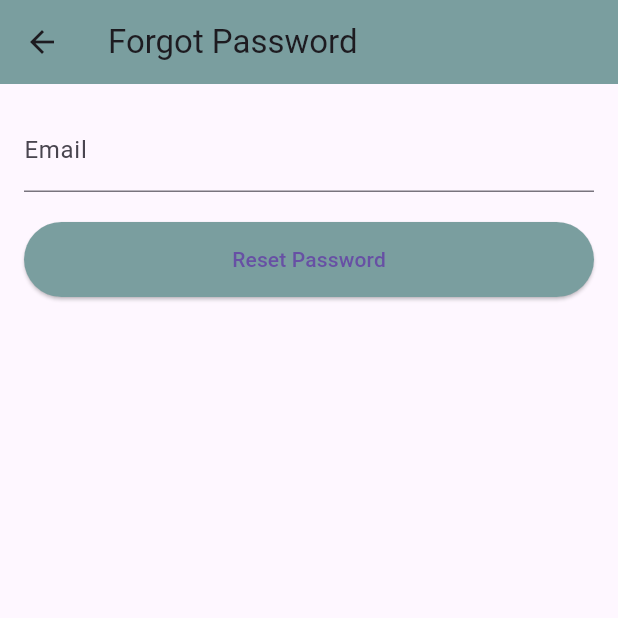
After one commit to MuhammadIzzat08/TravelMate, a Flutter app: the screen it shows after launch, after a tap on "Forgot Password?", on a phone screen of 412 x 824 dp, the top half of it. The commit adds this screen. Run offline on Flutter 3.47's test engine with Material 3 defaults, Android fonts, the phone set to English and light mode, and no system bars; our stand-ins replace cloud_firestore, firebase_auth, firebase_core, firebase_storage, geolocator, google_fonts and 2 more; accounts and stored records are empty; network calls fail.

Commit message:
update latest

```diff
--- /dev/null
+++ b/lib/View/forgotPassword.dart
@@ -0,0 +1,77 @@
+import 'package:flutter/material.dart';
+import 'package:firebase_auth/firebase_auth.dart';
+
+class ForgotPasswordPage extends StatefulWidget {
+  @override
+  _ForgotPasswordPageState createState() => _ForgotPasswordPageState();
+}
+
+class _ForgotPasswordPageState extends State<ForgotPasswordPage> {
+  final FirebaseAuth _auth = FirebaseAuth.instance;
+  final TextEditingController _emailController = TextEditingController();
+  String _message = '';
+
+  Future<void> _resetPassword() async {
+    try {
+      await _auth.sendPasswordResetEmail(email: _emailController.text);
+      setState(() {
+        _message = 'Password reset email sent! Check your email.';
+      });
+    } catch (e) {
+      setState(() {
+        _message = e.toString();
+      });
+      print('Password reset failed: $_message');
+    }
+  }
+
+  @override
+  Widget build(BuildContext context) {
+    return Scaffold(
+      appBar: AppBar(
+        title: Text('Forgot Password'),
+        backgroundColor: Color(0xFF7A9E9F),
+      ),
+      body: Padding(
+        padding: EdgeInsets.all(16.0),
+        child: Column(
+          crossAxisAlignment: CrossAxisAlignment.stretch,
+          children: <Widget>[
+            TextField(
+              controller: _emailController,
+              decoration: InputDecoration(
+                labelText: 'Email',
+              ),
+            ),
+            SizedBox(height: 20),
+            ElevatedButton(
+              onPressed: _resetPassword,
+              child: Text('Reset Password'),
+              style: ButtonStyle(
+                backgroundColor: MaterialStateProperty.all<Color>(Color(0xFF7A9E9F)),
+                padding: MaterialStateProperty.all<EdgeInsetsGeometry>(
+                  EdgeInsets.symmetric(vertical: 15.0),
+                ),
+                shape: MaterialStateProperty.all<OutlinedBorder>(
+                  RoundedRectangleBorder(
+                    borderRadius: BorderRadius.circular(30.0),
+                  ),
+                ),
+              ),
+            ),
+            SizedBox(height: 10),
+            if (_message.isNotEmpty)
+              Padding(
+                padding: const EdgeInsets.symmetric(vertical: 10.0),
+                child: Text(
+                  _message,
+                  textAlign: TextAlign.center,
+                  style: TextStyle(color: _message.contains('sent') ? Colors.green : Colors.red),
+                ),
+              ),
+          ],
+        ),
+      ),
+    );
+  }
+}
--- a/lib/View/login.dart
+++ b/lib/View/login.dart
@@ -88,6 +88,7 @@ class _LoginPageState extends State<LoginPage> {
 import 'package:flutter/material.dart';
 import 'package:firebase_auth/firebase_auth.dart';
 import 'package:cloud_firestore/cloud_firestore.dart';
+import 'package:travelmate/View/forgotPassword.dart';
 import 'package:travelmate/View/registration.dart';
 import 'package:travelmate/View/tripRoom.dart';
 
@@ -211,6 +212,25 @@ class _LoginScreenState extends State<LoginScreen> {
                             ),
                           ),
                         ),
+
+                        SizedBox(height: 10,),
+                        TextButton(
+                          onPressed: () {
+                            Navigator.push(
+                              context,
+                              MaterialPageRoute(builder: (context) => ForgotPasswordPage()),
+                            );
+                          },
+                          child: Text('Forgot Password?'),
+                          style: ButtonStyle(
+                            foregroundColor: MaterialStateProperty.all<Color>(Color(0xFF7A9E9F)),
+                            textStyle: MaterialStateProperty.all<TextStyle>(
+                              TextStyle(fontSize: 16, fontWeight: FontWeight.bold),
+                            ),
+                          ),
+                        ),
+
+
                         SizedBox(height: 10),
                         TextButton(
                           onPressed: () {
--- a/lib/View/tripRoom.dart
+++ b/lib/View/tripRoom.dart
@@ -23,6 +23,7 @@ import 'package:image_picker/image_picker.dart';
 import 'package:firebase_storage/firebase_storage.dart';
 import 'dart:io';
 import 'package:intl/intl.dart';
+import 'package:travelmate/View/setting.dart';
 
 
 //-------------------------display trip room main page--------------------------
@@ -2038,7 +2039,7 @@ class _TripRoomListViewState extends State<TripRoomListView> {
   Widget build(BuildContext context) {
     List<Widget> _pages = [
       _buildTripRoomsPage(),
-      //SettingsPage(), // Your settings page
+      SettingsPage(), // Your settings page
     ];
 
     return Scaffold(
```
Also changed, not shown: lib/View/setting.dart (added, +121 -0 lines), lib/Model/userProfile.dart (added).
